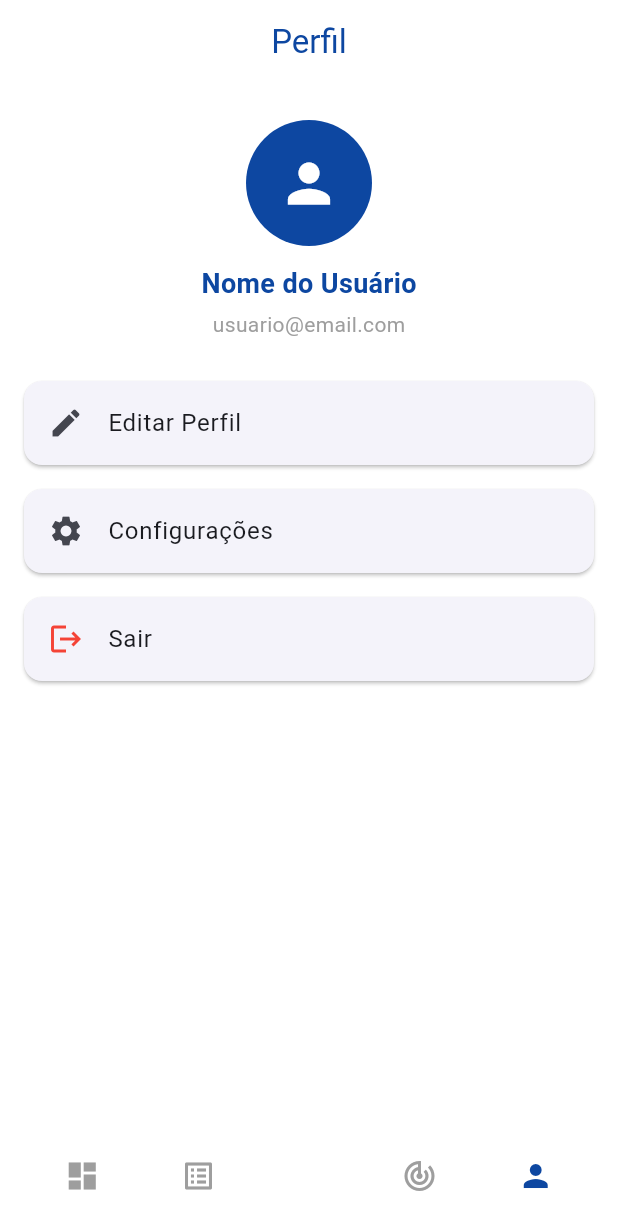
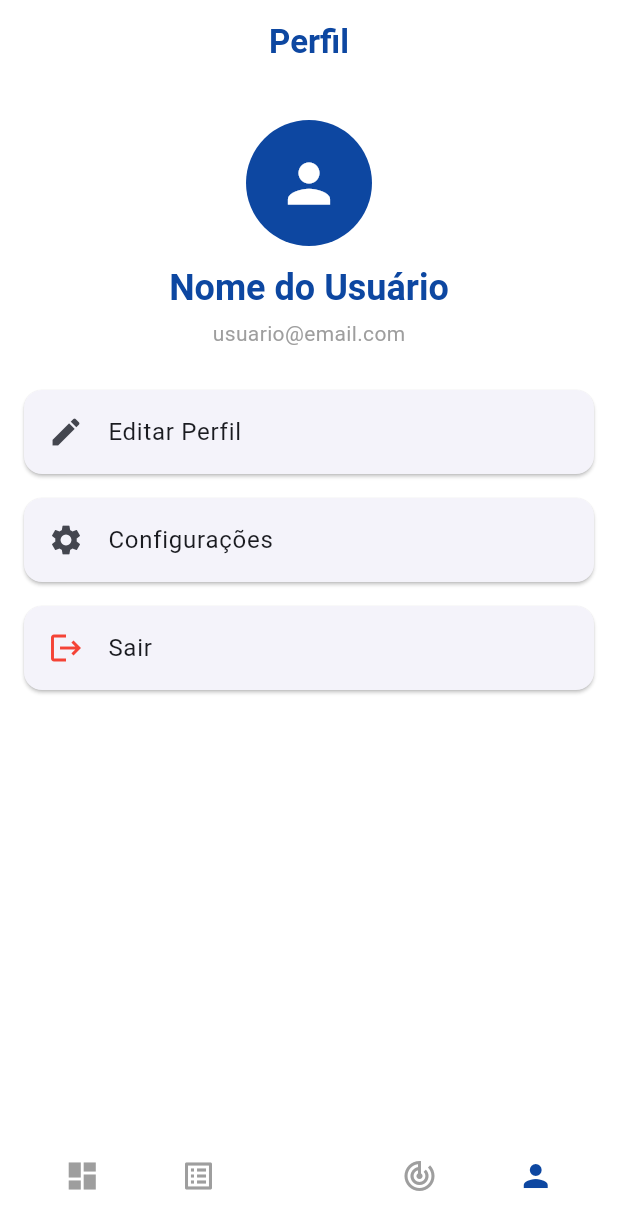
Before and after one commit to ChristianSRocha/horizon_finance, a Flutter app: the ProfileScreen screen opened by its route, on a phone screen of 412 x 824 dp. Shown: the top 1230 px of the screen. Run offline on Flutter 3.47's test engine with Material 3 defaults, Android fonts, the light colour scheme and no system bars; our stand-ins replace email_validator, fl_chart, flutter_riverpod, freezed_annotation, go_router, supabase_flutter; accounts and stored records are empty.

Commit message:
Melhorado página de perfil

```diff
--- a/lib/screens/auth/renda_mensal_screen.dart
+++ b/lib/screens/auth/renda_mensal_screen.dart
@@ -1,12 +1,10 @@
 import 'package:flutter/material.dart';
-import 'package:horizon_finance/screens/auth/despesas_fixas_screen.dart';
 import'package:horizon_finance/features/transactions/services/transaction_service.dart';
 import 'package:go_router/go_router.dart';
 import 'package:flutter_riverpod/flutter_riverpod.dart';
 import 'dart:developer' as developer;
 import 'package:supabase_flutter/supabase_flutter.dart' hide Provider, AuthState;
 import 'package:supabase_flutter/supabase_flutter.dart';
-import 'verify_email_screen.dart';
 import 'package:horizon_finance/features/transactions/models/transactions.dart';
 
 class RendaMensalScreen extends ConsumerStatefulWidget {
--- a/lib/screens/auth/verify_email_screen.dart
+++ b/lib/screens/auth/verify_email_screen.dart
@@ -1,6 +1,5 @@
 import 'package:flutter/material.dart';
 import 'package:supabase_flutter/supabase_flutter.dart';
-import 'package:gotrue/gotrue.dart';
 
 class VerifyEmailScreen extends StatefulWidget {
   const VerifyEmailScreen({super.key});
--- a/lib/screens/dashboard/dashboard_screen.dart
+++ b/lib/screens/dashboard/dashboard_screen.dart
@@ -1,4 +1,3 @@
-import 'dart:developer' as developer;
 import 'package:flutter/material.dart';
 import 'package:horizon_finance/widgets/bottom_nav_menu.dart';
 import 'package:flutter_riverpod/flutter_riverpod.dart';
--- a/lib/screens/profile/profile_screen.dart
+++ b/lib/screens/profile/profile_screen.dart
@@ -2,7 +2,6 @@ import 'package:flutter/material.dart';
 import 'package:flutter_riverpod/flutter_riverpod.dart';
 import 'package:go_router/go_router.dart';
 import 'package:horizon_finance/features/auth/services/auth_service.dart';
-import 'package:horizon_finance/screens/auth/login_cadastro_screen.dart';
 import 'package:horizon_finance/widgets/bottom_nav_menu.dart';
 
 class ProfileScreen extends ConsumerWidget {
@@ -15,11 +14,10 @@ class ProfileScreen extends ConsumerWidget {
     return Scaffold(
       backgroundColor: Colors.white,
       appBar: AppBar(
-        title: const Text('Perfil'),
+        title: Text('Perfil',
+            style: TextStyle(color: primaryBlue, fontWeight: FontWeight.bold)),
         backgroundColor: Colors.white,
-        elevation: 0,
         centerTitle: true,
-        foregroundColor: primaryBlue,
       ),
       body: SingleChildScrollView(
         padding: const EdgeInsets.all(16),
@@ -33,18 +31,22 @@ class ProfileScreen extends ConsumerWidget {
             ),
             const SizedBox(height: 12),
             Text('Nome do Usuário',
-                style: TextStyle(
-                    fontSize: 18,
+                style: Theme.of(context).textTheme.headlineSmall?.copyWith(
                       color: primaryBlue,
-                    fontWeight: FontWeight.bold)),
+                      fontWeight: FontWeight.bold,
+                    )),
             const SizedBox(height: 4),
-            const Text('usuario@email.com', style: TextStyle(color: Colors.grey)),
+            Text('usuario@email.com',
+                style: Theme.of(context).textTheme.bodyMedium?.copyWith(
+                      color: Colors.grey,
+                    )),
             const SizedBox(height: 20),
             Card(
               margin: const EdgeInsets.symmetric(vertical: 8),
               child: ListTile(
                 leading: const Icon(Icons.edit),
-                title: const Text('Editar Perfil'),
+                title: Text('Editar Perfil',
+                    style: Theme.of(context).textTheme.bodyLarge),
                 onTap: () {
                   // TODO: Implementar edição de perfil
                 },
@@ -54,7 +56,8 @@ class ProfileScreen extends ConsumerWidget {
               margin: const EdgeInsets.symmetric(vertical: 8),
               child: ListTile(
                 leading: const Icon(Icons.settings),
-                title: const Text('Configurações'),
+                title: Text('Configurações',
+                    style: Theme.of(context).textTheme.bodyLarge),
                 onTap: () {
                   // TODO: Navegar para configurações
                 },
@@ -64,7 +67,8 @@ class ProfileScreen extends ConsumerWidget {
               margin: const EdgeInsets.symmetric(vertical: 8),
               child: ListTile(
                 leading: const Icon(Icons.logout, color: Colors.red),
-    title: const Text('Sair'),
+                title: Text('Sair',
+                    style: Theme.of(context).textTheme.bodyLarge),
                 onTap: () async {
                   try {
                     await ref.read(authServiceProvider.notifier).signOut();
@@ -76,7 +80,8 @@ class ProfileScreen extends ConsumerWidget {
                   }
                 },
               ),
-), ],
+            ),
+          ],
         ),
       ),
       bottomNavigationBar: BottomNavMenu(
```
Lines whose indentation alone changed are shown as unchanged.
